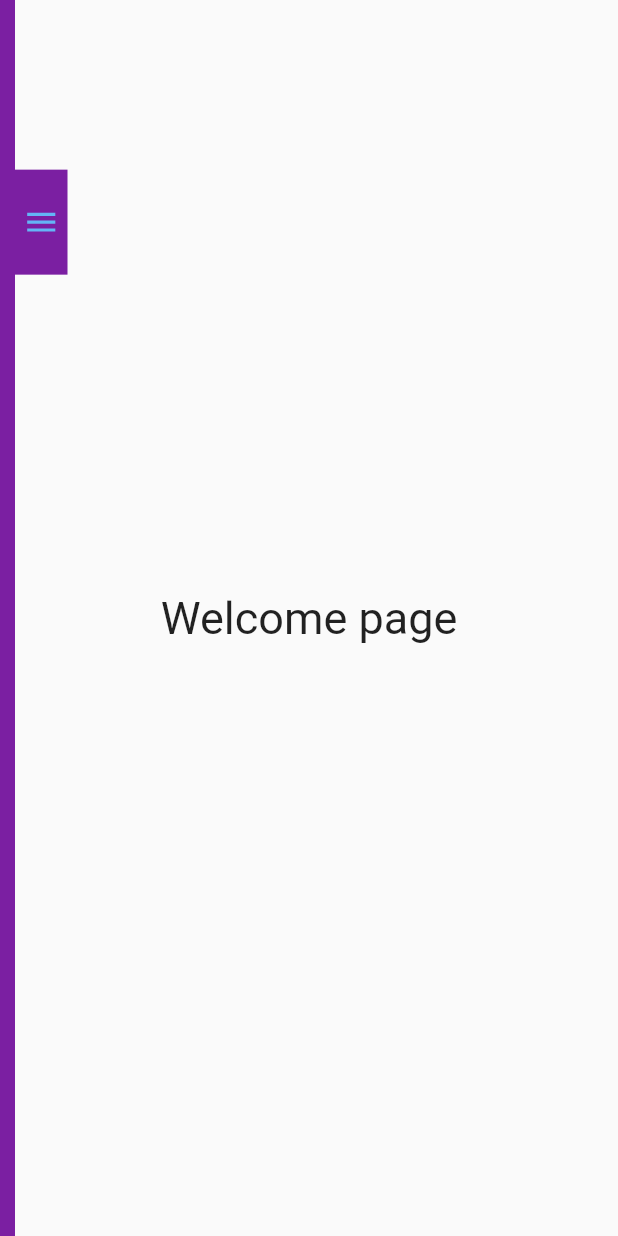
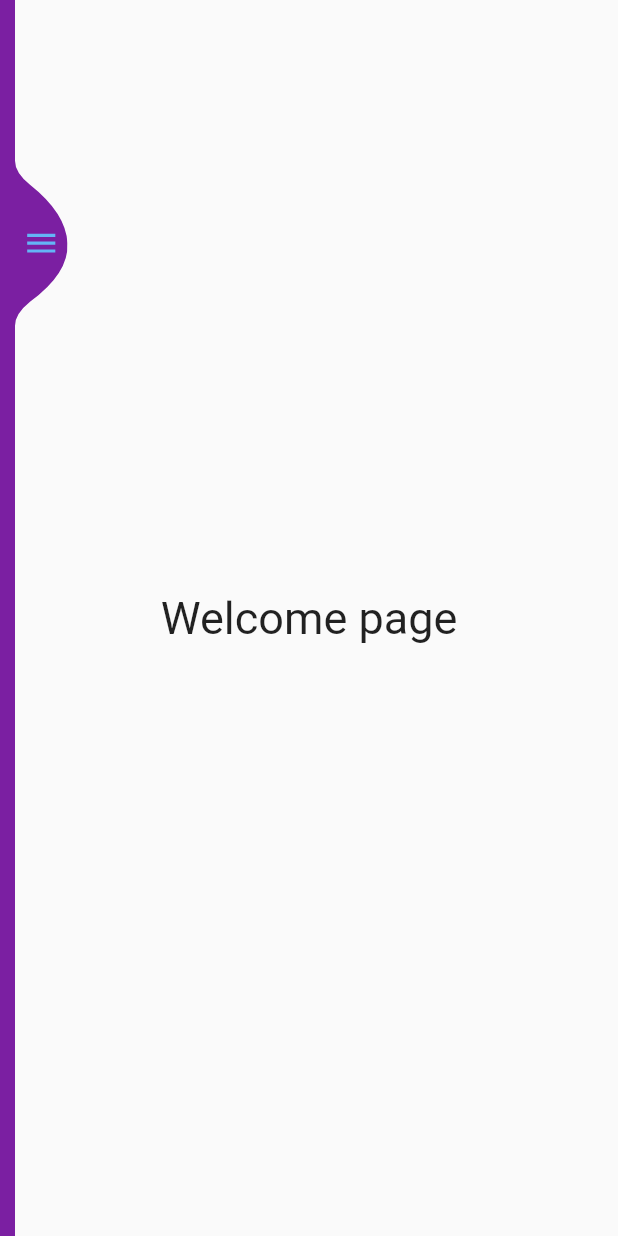
Before and after one commit to m-Arjun/yosadha_finance, a Flutter app: the screen it shows once a user with an empty profile is signed in, on a phone screen of 412 x 824 dp. Run offline on Flutter 3.47's test engine with Material 2 defaults, Android fonts, the phone set to English and light mode, and no system bars; our stand-ins replace bloc, firebase_auth, flutter_bloc, flutter_spinkit, google_sign_in, rxdart; accounts and stored records are empty; network calls fail.

Commit message:
added the sidebar

```diff
--- /dev/null
+++ b/lib/bloc/navigation_bloc.dart
@@ -0,0 +1,26 @@
+import 'package:bloc/bloc.dart';
+import 'package:yosadha_finance/screens/home/pages/customeradd.dart';
+import 'package:yosadha_finance/screens/home/pages/customerdetails.dart';
+import 'package:yosadha_finance/screens/home/pages/welcome.dart';
+
+enum NavigationEvent{
+  Welcomepageclick,
+  Customeraddclick,
+  Customerdetailsclick,
+}
+
+abstract class NavigationStates{}
+
+class Navigationbloc extends Bloc<NavigationEvent,NavigationStates>{
+  @override
+  NavigationStates get initialState => Welcome();
+
+  @override
+  Stream<NavigationStates> mapEventToState(NavigationEvent event) async*{
+    switch(event){
+      case NavigationEvent.Welcomepageclick : yield Welcome();break;
+      case NavigationEvent.Customeraddclick : yield Custadd();break;
+      case NavigationEvent.Customerdetailsclick : yield Custdetails();break;
+    }
+  }
+}
--- a/lib/screens/home/home.dart
+++ b/lib/screens/home/home.dart
@@ -1,6 +1,6 @@
 import 'package:flutter/material.dart';
 import 'package:yosadha_finance/models/user.dart';
-import 'package:yosadha_finance/screens/home/sidebar_layout.dart';
+import 'package:yosadha_finance/screens/home/pages/sidebar_layout.dart';
 import 'package:yosadha_finance/services/authservice.dart';
 
 class Home extends StatelessWidget {
@@ -11,7 +11,7 @@ class Home extends StatelessWidget {
   @override
   Widget build(BuildContext context) {
     final String displayname = user.displayname ?? 'Admin';
-    return Sidebarlayout();
+    return Sidebarlayout(user: user);
     //  Scaffold(
     //   backgroundColor: Colors.grey,
     //   appBar: AppBar(
--- a/lib/screens/home/pages/customeradd.dart
+++ b/lib/screens/home/pages/customeradd.dart
@@ -1,6 +1,7 @@
 import 'package:flutter/material.dart';
+import 'package:yosadha_finance/bloc/navigation_bloc.dart';
 
-class Custadd extends StatelessWidget {
+class Custadd extends StatelessWidget with NavigationStates {
   @override
   Widget build(BuildContext context) {
     return Center(
--- a/lib/screens/home/pages/customerdetails.dart
+++ b/lib/screens/home/pages/customerdetails.dart
@@ -1,6 +1,7 @@
 import 'package:flutter/material.dart';
+import 'package:yosadha_finance/bloc/navigation_bloc.dart';
 
-class Custdetails extends StatelessWidget {
+class Custdetails extends StatelessWidget  with NavigationStates {
   @override
   Widget build(BuildContext context) {
     return Center(
--- /dev/null
+++ b/lib/screens/home/pages/sidebar.dart
@@ -0,0 +1,191 @@
+import 'dart:async';
+import 'package:flutter/material.dart';
+import 'package:flutter_bloc/flutter_bloc.dart';
+import 'package:rxdart/rxdart.dart';
+import 'package:yosadha_finance/bloc/navigation_bloc.dart';
+import 'package:yosadha_finance/models/user.dart';
+import 'package:yosadha_finance/screens/home/pages/menu_item.dart';
+import 'package:yosadha_finance/services/authservice.dart';
+
+
+class Sidebar extends StatefulWidget {
+  final User user;
+  Sidebar({this.user});
+  @override
+  _SidebarState createState() => _SidebarState(user:user);
+}
+
+class _SidebarState extends State<Sidebar>
+    with SingleTickerProviderStateMixin<Sidebar> {
+_SidebarState({this.user});
+      User user;
+      final Authservice _auth =Authservice();
+
+
+  AnimationController _animatecontrol;
+  final _animationduration = const Duration(milliseconds: 500);
+  StreamController<bool> issidebaropenedstreamcontroler;
+  Stream<bool> isSideBaropenstream;
+  StreamSink<bool> issiderbaropenedsink;
+  @override
+  void initState() {
+    super.initState();
+    _animatecontrol =
+        AnimationController(vsync: this, duration: _animationduration);
+    issidebaropenedstreamcontroler = PublishSubject<bool>();
+    isSideBaropenstream = issidebaropenedstreamcontroler.stream;
+    issiderbaropenedsink = issidebaropenedstreamcontroler.sink;
+  }
+
+  @override
+  void dispose() {
+    _animatecontrol.dispose();
+    issidebaropenedstreamcontroler.close();
+    issiderbaropenedsink.close();
+    super.dispose();
+  }
+
+  void onIconPressed() {
+    final animatiostatus = _animatecontrol.status;
+    final isanimationcompleted = animatiostatus == AnimationStatus.completed;
+    if (isanimationcompleted) {
+      issiderbaropenedsink.add(false);
+      _animatecontrol.reverse();
+    } else {
+      issiderbaropenedsink.add(true);
+      _animatecontrol.forward();
+    }
+  }
+
+  @override
+  Widget build(BuildContext context) {
+    final String displayname = user.displayname ?? 'Admin';
+    final String email = user.email ?? 'Admin Email';
+    final String photourl = user.photourl ?? 'https://lh5.googleusercontent.com/-S3ozT3OhoVA/AAAAAAAAAAI/AAAAAAAAAAA/Mq5Xo_1g628/s64-w40-h40-k-cc/photo.jpg';
+
+
+
+    final screenwidth = MediaQuery.of(context).size.width;
+    return StreamBuilder<bool>(
+      initialData: false,
+      stream: isSideBaropenstream,
+      builder: (context,issidebaropenedasync){
+        return  AnimatedPositioned(
+        duration: _animationduration,
+        top: 0,
+        bottom: 0,
+        left: issidebaropenedasync.data ? 0 : -screenwidth,
+        right: issidebaropenedasync.data ? 0 : screenwidth - 45,
+        child: Row(
+          children: <Widget>[
+            Expanded(
+                child: Container(
+                  padding: EdgeInsets.symmetric(horizontal: 20),
+              color: Color(0xFF7B1FA2),
+              child: Column(
+                  children: <Widget>[
+                    SizedBox(height: 100,),
+                    ListTile(
+                      title: Text(displayname,style: TextStyle(color: Colors.white,fontSize: 30,fontWeight: FontWeight.w800),),
+                      subtitle: Text(email,style: TextStyle(color: Colors.white.withAlpha(200),fontSize: 15,fontWeight: FontWeight.w800),),
+                      leading: CircleAvatar(backgroundImage: NetworkImage(photourl) ,radius:30,)
+                    ),
+                    Divider(height: 64,thickness: 0.5,color: Colors.blue[300],indent: 32,endIndent: 32,),
+                    Menuitem(
+                      icon: Icons.home,
+                      title: "Home",
+                      onTap: (){
+                        onIconPressed();
+                        BlocProvider.of<Navigationbloc>(context).add(NavigationEvent.Welcomepageclick);
+                      },
+                    ),
+                    Menuitem(
+                      icon: Icons.publish,
+                      title: "add",
+                      onTap: (){
+                        onIconPressed();
+                        BlocProvider.of<Navigationbloc>(context).add(NavigationEvent.Customeraddclick);
+                      },
+                    ),
+                    Menuitem(
+                      icon: Icons.details,
+                      title: "details",
+                      onTap: (){
+                        onIconPressed();
+                        BlocProvider.of<Navigationbloc>(context).add(NavigationEvent.Customerdetailsclick);
+                      },
+                    ),
+                     Divider(height: 64,thickness: 0.5,color: Colors.blue[300],indent: 32,endIndent: 32,),
+
+                    Menuitem(
+                      icon: Icons.exit_to_app,
+                      title: "logout",
+                      onTap: ()async{
+
+                      await _auth.signout();
+                        onIconPressed();
+                        //BlocProvider.of<Navigationbloc>(context).add(NavigationEvent.Customerdetailsclick);
+                      },
+                    ),
+
+                  ],
+              ),
+            )),
+            Align(
+              alignment: Alignment(0, -0.7),
+              child: GestureDetector(
+                onTap: () {
+                  onIconPressed();
+                },
+                child: ClipPath(
+                  clipper: CustomMenuclipper(),
+                                  child: Container(
+
+                    width: 35,
+                    height: 110,
+                    color: Color(0xFF7B1FA2),
+                    alignment: Alignment.center,
+                    child: AnimatedIcon(
+                      icon: AnimatedIcons.menu_close,
+                      progress: _animatecontrol.view,
+                      color: Colors.blue[300],
+                      size: 25,
+                    ),
+                  ),
+                ),
+              ),
+            )
+          ],
+        ),
+      );
+      },
+
+    );
+  }
+
+
+}
+
+class CustomMenuclipper extends CustomClipper<Path>{
+  @override
+  Path getClip(Size size) {
+    Paint paint = Paint();
+    paint.color =Colors.white;
+    final width  =size.width;
+    final height = size.height;
+    Path path = Path();
+    path.moveTo(0, 0);
+    path.quadraticBezierTo(0, 8, 10, 16);
+    path.quadraticBezierTo(width-1, height/2-20, width, height/2);
+    path.quadraticBezierTo(width+1, height/2+20, 10, height-16);
+    path.quadraticBezierTo(0, height-8, 0, height);
+    path.close();
+    return path;
+  }
+
+  @override
+  bool shouldReclip(CustomClipper<Path> oldClipper) {
+    return true;
+  }
+
+}
--- /dev/null
+++ b/lib/screens/home/pages/sidebar_layout.dart
@@ -0,0 +1,28 @@
+import 'package:flutter/material.dart';
+import 'package:flutter_bloc/flutter_bloc.dart';
+import 'package:yosadha_finance/bloc/navigation_bloc.dart';
+import 'package:yosadha_finance/models/user.dart';
+
+import 'package:yosadha_finance/screens/home/pages/sidebar.dart';
+
+class Sidebarlayout extends StatelessWidget {
+  final User user;
+  Sidebarlayout({this.user});
+  @override
+  Widget build(BuildContext context) {
+    return Scaffold(
+      body: BlocProvider<Navigationbloc>(
+        create: (context) => Navigationbloc(),
+        child: Stack(
+          children: <Widget>[
+            BlocBuilder<Navigationbloc, NavigationStates>(
+                builder: (context, navigationstate) {
+              return navigationstate as Widget;
+            }),
+            Sidebar(user : user),
+          ],
+        ),
+      ),
+    );
+  }
+}
--- a/lib/screens/home/pages/welcome.dart
+++ b/lib/screens/home/pages/welcome.dart
@@ -1,6 +1,7 @@
 import 'package:flutter/material.dart';
+import 'package:yosadha_finance/bloc/navigation_bloc.dart';
 
-class Welcome extends StatelessWidget {
+class Welcome extends StatelessWidget with NavigationStates {
   @override
   Widget build(BuildContext context) {
     return Center(
--- a/lib/screens/home/sidebar.dart
+++ /dev/null
@@ -1,97 +0,0 @@
-import 'dart:async';
-
-import 'package:flutter/material.dart';
-import 'package:rxdart/rxdart.dart';
-
-class Sidebar extends StatefulWidget {
-  @override
-  _SidebarState createState() => _SidebarState();
-}
-
-class _SidebarState extends State<Sidebar>
-    with SingleTickerProviderStateMixin<Sidebar> {
-  AnimationController _animatecontrol;
-  final _animationduration = const Duration(milliseconds: 500);
-  StreamController<bool> issidebaropenedstreamcontroler;
-  Stream<bool> isSideBaropenstream;
-  StreamSink<bool> issiderbaropenedsink;
-  @override
-  void initState() {
-    super.initState();
-    _animatecontrol =
-        AnimationController(vsync: this, duration: _animationduration);
-    issidebaropenedstreamcontroler = PublishSubject<bool>();
-    isSideBaropenstream = issidebaropenedstreamcontroler.stream;
-    issiderbaropenedsink = issidebaropenedstreamcontroler.sink;
-  }
-
-  @override
-  void dispose() {
-    _animatecontrol.dispose();
-    issidebaropenedstreamcontroler.close();
-    issiderbaropenedsink.close();
-    super.dispose();
-  }
-
-  void onIconPressed() {
-    final animatiostatus = _animatecontrol.status;
-    final isanimationcompleted = animatiostatus == AnimationStatus.completed;
-    if (isanimationcompleted) {
-      issiderbaropenedsink.add(false);
-      _animatecontrol.reverse();
-    } else {
-      issiderbaropenedsink.add(true);
-      _animatecontrol.forward();
-    }
-  }
-
-  @override
-  Widget build(BuildContext context) {
-    final screenwidth = MediaQuery.of(context).size.width;
-    return StreamBuilder<bool>(
-      initialData: false,
-      stream: isSideBaropenstream,
-      builder: (context,issidebaropenedasync){
-        return  AnimatedPositioned(
-        duration: _animationduration,
-        top: 0,
-        bottom: 0,
-        left: issidebaropenedasync.data ? 0 : 0,
-        right: issidebaropenedasync.data ? 0 : screenwidth - 45,
-        child: Row(
-          children: <Widget>[
-            Expanded(
-                child: Container(
-              color: Color(0xFF7B1FA2),
-              child: Column(
-
-              ),
-            )),
-            Align(
-              alignment: Alignment(0, -0.7),
-              child: GestureDetector(
-                onTap: () {
-                  onIconPressed();
-                },
-                child: Container(
-                  width: 35,
-                  height: 70,
-                  color: Color(0xFF7B1FA2),
-                  alignment: Alignment.center,
-                  child: AnimatedIcon(
-                    icon: AnimatedIcons.menu_close,
-                    progress: _animatecontrol.view,
-                    color: Colors.blue[300],
-                    size: 25,
-                  ),
-                ),
-              ),
-            )
-          ],
-        ),
-      );
-      },
-
-    );
-  }
-}
--- a/lib/screens/home/sidebar_layout.dart
+++ b/lib/screens/sidebar/sidebar_layout.dart
@@ -1,6 +1,6 @@
 import 'package:flutter/material.dart';
 import 'package:yosadha_finance/screens/home/pages/welcome.dart';
-import 'package:yosadha_finance/screens/home/sidebar.dart';
+import 'package:yosadha_finance/screens/home/pages/sidebar.dart';
 
 class Sidebarlayout extends StatelessWidget {
   @override
--- a/pubspec.yaml
+++ b/pubspec.yaml
@@ -29,6 +29,7 @@ dependencies:
   provider: ^4.1.3
   flutter_spinkit: ^4.1.2+1
   rxdart: ^0.24.1
+  flutter_bloc: ^4.0.1
 
 
   # The following adds the Cupertino Icons font to your application.
```
Also changed, not shown: lib/screens/home/pages/menu_item.dart (added, +26 -0 lines), pubspec.lock.
